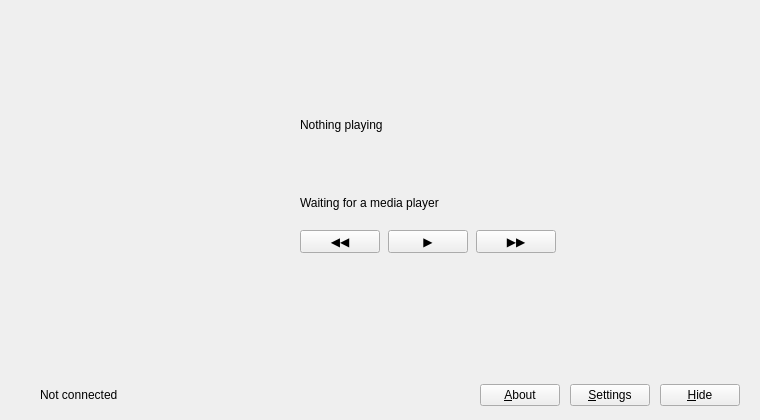
Qt form ui/mainwindow.ui (se0siris/vobot-now-playing) before a commit.
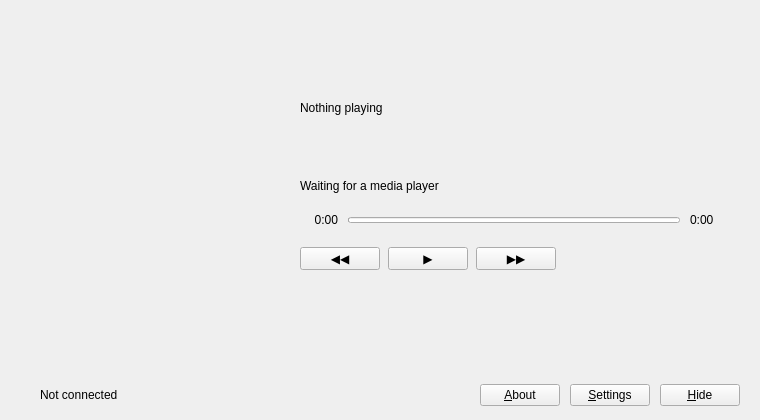
The same form after that commit.

Commit message: Add playback position display in the Window's app if supported by the current session.

Patch:
```diff
--- a/ui/mainwindow.ui
+++ b/ui/mainwindow.ui
@@ -159,6 +159,84 @@
            </property>
           </widget>
          </item>
+         <item>
+          <widget class="QWidget" name="panel_progress" native="true">
+           <layout class="QHBoxLayout" name="layout_progress">
+            <property name="spacing">
+             <number>10</number>
+            </property>
+            <property name="leftMargin">
+             <number>0</number>
+            </property>
+            <property name="topMargin">
+             <number>14</number>
+            </property>
+            <property name="rightMargin">
+             <number>0</number>
+            </property>
+            <property name="bottomMargin">
+             <number>0</number>
+            </property>
+            <item>
+             <widget class="QLabel" name="lbl_elapsed">
+              <property name="minimumSize">
+               <size>
+                <width>38</width>
+                <height>0</height>
+               </size>
+              </property>
+              <property name="text">
+               <string>0:00</string>
+              </property>
+              <property name="alignment">
+               <set>Qt::AlignRight|Qt::AlignTrailing|Qt::AlignVCenter</set>
+              </property>
+             </widget>
+            </item>
+            <item>
+             <widget class="QProgressBar" name="progress_position">
+              <property name="minimumSize">
+               <size>
+                <width>0</width>
+                <height>6</height>
+               </size>
+              </property>
+              <property name="maximumSize">
+               <size>
+                <width>16777215</width>
+                <height>6</height>
+               </size>
+              </property>
+              <property name="maximum">
+               <number>1000</number>
+              </property>
+              <property name="value">
+               <number>0</number>
+              </property>
+              <property name="textVisible">
+               <bool>false</bool>
+              </property>
+             </widget>
+            </item>
+            <item>
+             <widget class="QLabel" name="lbl_duration">
+              <property name="minimumSize">
+               <size>
+                <width>38</width>
+                <height>0</height>
+               </size>
+              </property>
+              <property name="text">
+               <string>0:00</string>
+              </property>
+              <property name="alignment">
+               <set>Qt::AlignLeading|Qt::AlignLeft|Qt::AlignVCenter</set>
+              </property>
+             </widget>
+            </item>
+           </layout>
+          </widget>
+         </item>
          <item>
           <spacer name="spacer_transport">
            <property name="orientation">
```
The commit also changes 5 other files.
